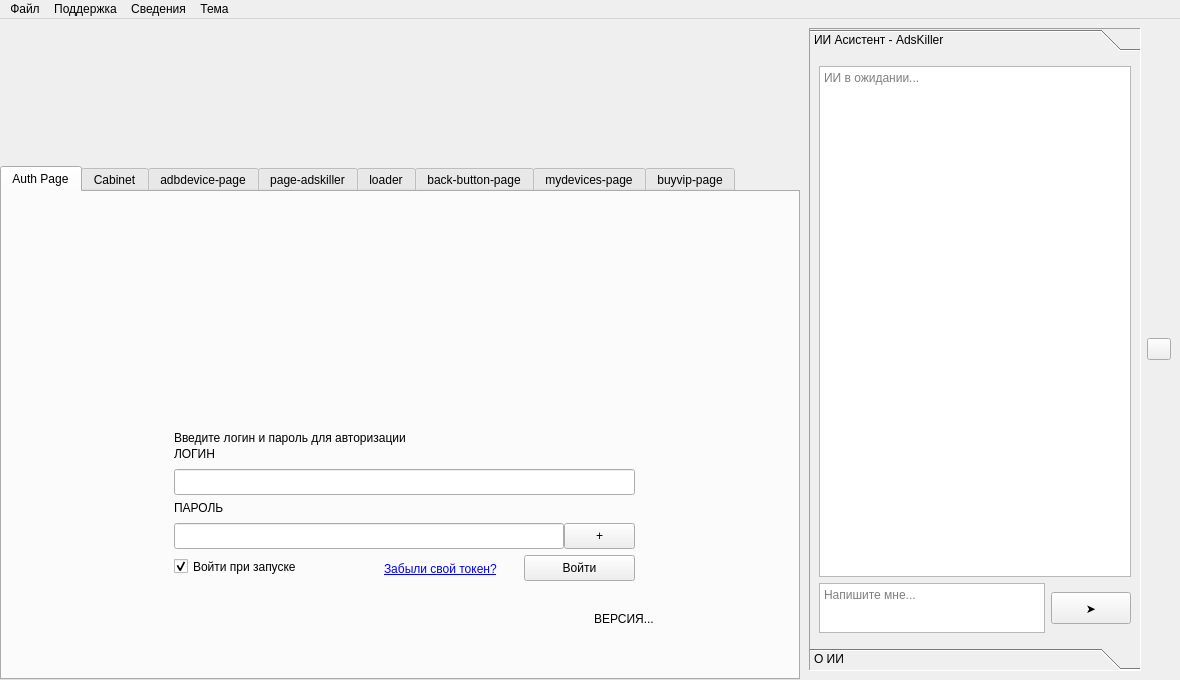
Qt form ui/mainwindow.ui (badcast/adskiller) before a commit.
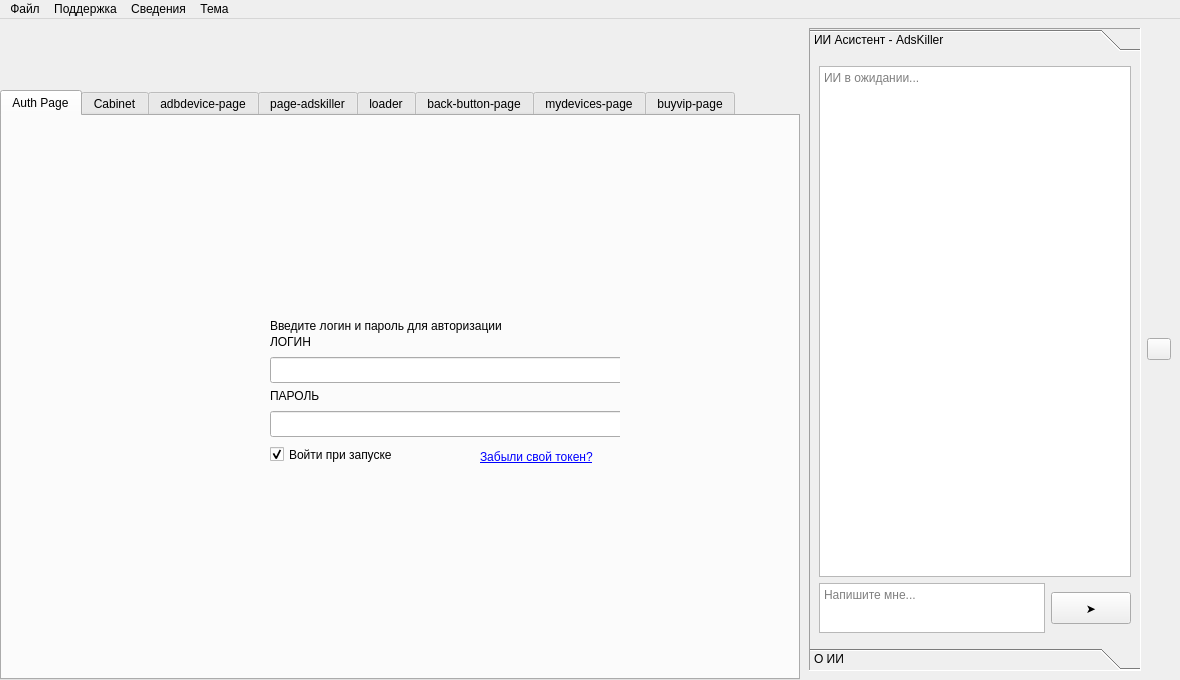
The same form after that commit. Icons and pictures are not drawn.

What changed in the file:
```diff
--- a/ui/mainwindow.ui
+++ b/ui/mainwindow.ui
@@ -244,14 +244,14 @@
             <widget class="QFrame" name="frame_4">
              <property name="minimumSize">
               <size>
-               <width>631</width>
-               <height>411</height>
+               <width>440</width>
+               <height>560</height>
               </size>
              </property>
              <property name="maximumSize">
               <size>
-               <width>631</width>
-               <height>411</height>
+               <width>440</width>
+               <height>560</height>
               </size>
              </property>
              <property name="frameShape">
```
Left out of the diff: 6 changed lines with no effect on the pictures.
